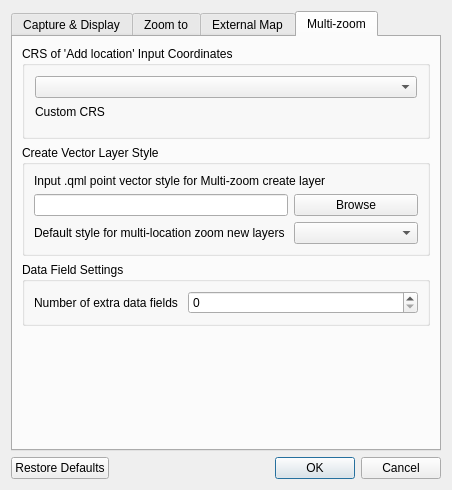
The window that ui/latLonSettings.ui (NationalSecurityAgency/qgis-latlontools-plugin) describes before a commit, drawn with Qt 5.
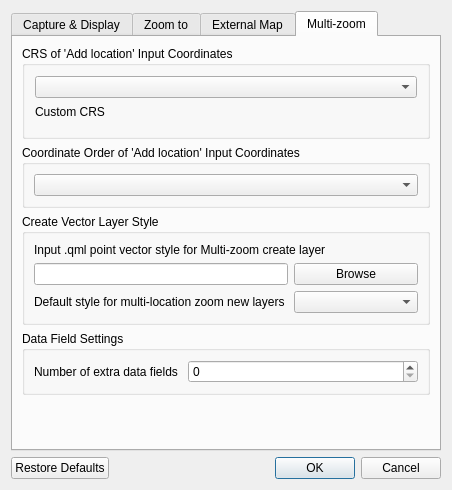
The same window after the commit. The open tabs and pages were chosen to show the change. Custom widgets are drawn as their Qt base class.

Patch:
```diff
--- a/ui/latLonSettings.ui
+++ b/ui/latLonSettings.ui
@@ -339,6 +339,18 @@
          </layout>
         </widget>
        </item>
+       <item>
+        <widget class="QGroupBox" name="groupBox_4">
+         <property name="title">
+          <string>Coordinate Order of 'Add location' Input Coordinates</string>
+         </property>
+         <layout class="QVBoxLayout" name="verticalLayout_8">
+          <item>
+           <widget class="QComboBox" name="multiCoordOrderComboBox"/>
+          </item>
+         </layout>
+        </widget>
+       </item>
        <item>
         <widget class="QGroupBox" name="groupBox_2">
          <property name="title">
```
